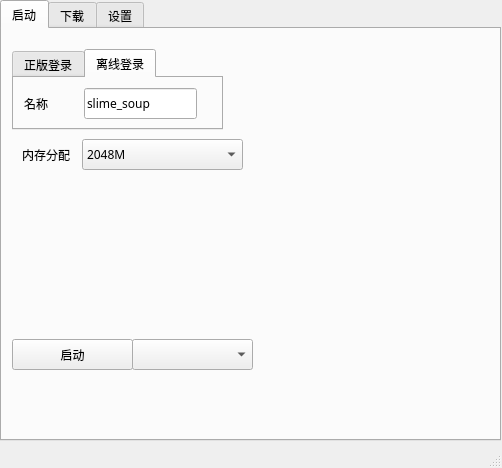
This is qt.ui in HPLAY-dev/spectrum-minecraft-launcher as Qt 5 draws it before an edit. The edited form follows.
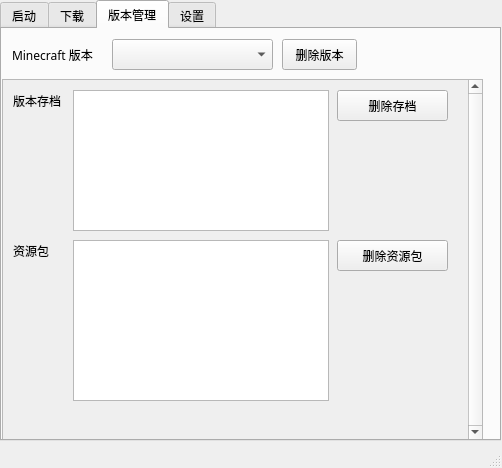
This is the edited form.

```diff
--- a/qt.ui
+++ b/qt.ui
@@ -29,7 +29,7 @@
      </rect>
     </property>
     <property name="currentIndex">
-     <number>0</number>
+     <number>2</number>
     </property>
     <widget class="QWidget" name="tab_1">
      <attribute name="title">
@@ -425,6 +425,169 @@
       </property>
      </widget>
     </widget>
+    <widget class="QWidget" name="tab_5">
+     <attribute name="title">
+      <string>版本管理</string>
+     </attribute>
+     <widget class="QLabel" name="label_12">
+      <property name="geometry">
+       <rect>
+        <x>10</x>
+        <y>15</y>
+        <width>111</width>
+        <height>21</height>
+       </rect>
+      </property>
+      <property name="text">
+       <string>Minecraft 版本</string>
+      </property>
+      <property name="alignment">
+       <set>Qt::AlignLeading|Qt::AlignLeft|Qt::AlignVCenter</set>
+      </property>
+     </widget>
+     <widget class="QComboBox" name="comboBox_5">
+      <property name="geometry">
+       <rect>
+        <x>110</x>
+        <y>10</y>
+        <width>161</width>
+        <height>31</height>
+       </rect>
+      </property>
+     </widget>
+     <widget class="QScrollArea" name="scrollArea">
+      <property name="geometry">
+       <rect>
+        <x>0</x>
+        <y>50</y>
+        <width>481</width>
+        <height>361</height>
+       </rect>
+      </property>
+      <property name="verticalScrollBarPolicy">
+       <enum>Qt::ScrollBarAlwaysOn</enum>
+      </property>
+      <property name="horizontalScrollBarPolicy">
+       <enum>Qt::ScrollBarAsNeeded</enum>
+      </property>
+      <property name="widgetResizable">
+       <bool>true</bool>
+      </property>
+      <widget class="QWidget" name="scrollAreaWidgetContents">
+       <property name="geometry">
+        <rect>
+         <x>0</x>
+         <y>0</y>
+         <width>462</width>
+         <height>359</height>
+        </rect>
+       </property>
+       <widget class="QLabel" name="label_13">
+        <property name="geometry">
+         <rect>
+          <x>10</x>
+          <y>10</y>
+          <width>111</width>
+          <height>21</height>
+         </rect>
+        </property>
+        <property name="text">
+         <string>版本存档</string>
+        </property>
+        <property name="alignment">
+         <set>Qt::AlignLeading|Qt::AlignLeft|Qt::AlignVCenter</set>
+        </property>
+       </widget>
+       <widget class="QLabel" name="label_14">
+        <property name="geometry">
+         <rect>
+          <x>10</x>
+          <y>160</y>
+          <width>111</width>
+          <height>21</height>
+         </rect>
+        </property>
+        <property name="text">
+         <string>资源包</string>
+        </property>
+        <property name="alignment">
+         <set>Qt::AlignLeading|Qt::AlignLeft|Qt::AlignVCenter</set>
+        </property>
+       </widget>
+       <widget class="QListView" name="listView_respack">
+        <property name="geometry">
+         <rect>
+          <x>70</x>
+          <y>160</y>
+          <width>256</width>
+          <height>161</height>
+         </rect>
+        </property>
+        <property name="iconSize">
+         <size>
+          <width>64</width>
+          <height>64</height>
+         </size>
+        </property>
+       </widget>
+       <widget class="QListView" name="listView_saves">
+        <property name="geometry">
+         <rect>
+          <x>70</x>
+          <y>10</y>
+          <width>256</width>
+          <height>141</height>
+         </rect>
+        </property>
+        <property name="iconSize">
+         <size>
+          <width>64</width>
+          <height>64</height>
+         </size>
+        </property>
+       </widget>
+       <widget class="QPushButton" name="pushButton_5">
+        <property name="geometry">
+         <rect>
+          <x>334</x>
+          <y>10</y>
+          <width>111</width>
+          <height>31</height>
+         </rect>
+        </property>
+        <property name="text">
+         <string>删除存档</string>
+        </property>
+       </widget>
+       <widget class="QPushButton" name="pushButton_6">
+        <property name="geometry">
+         <rect>
+          <x>334</x>
+          <y>160</y>
+          <width>111</width>
+          <height>31</height>
+         </rect>
+        </property>
+        <property name="text">
+         <string>删除资源包</string>
+        </property>
+       </widget>
+      </widget>
+     </widget>
+     <widget class="QPushButton" name="pushButton_4">
+      <property name="geometry">
+       <rect>
+        <x>280</x>
+        <y>10</y>
+        <width>75</width>
+        <height>31</height>
+       </rect>
+      </property>
+      <property name="text">
+       <string>删除版本</string>
+      </property>
+     </widget>
+    </widget>
     <widget class="QWidget" name="tab_3">
      <attribute name="title">
       <string>设置</string>
```
Left out of the diff: 36 changed lines with no effect on the pictures.
